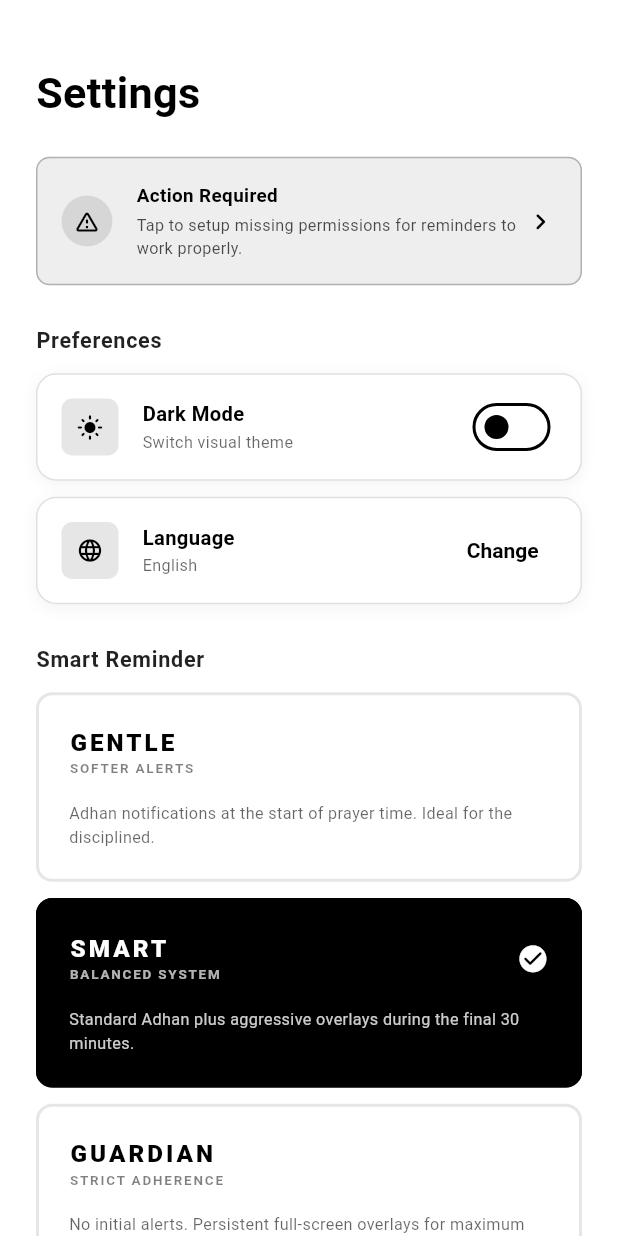
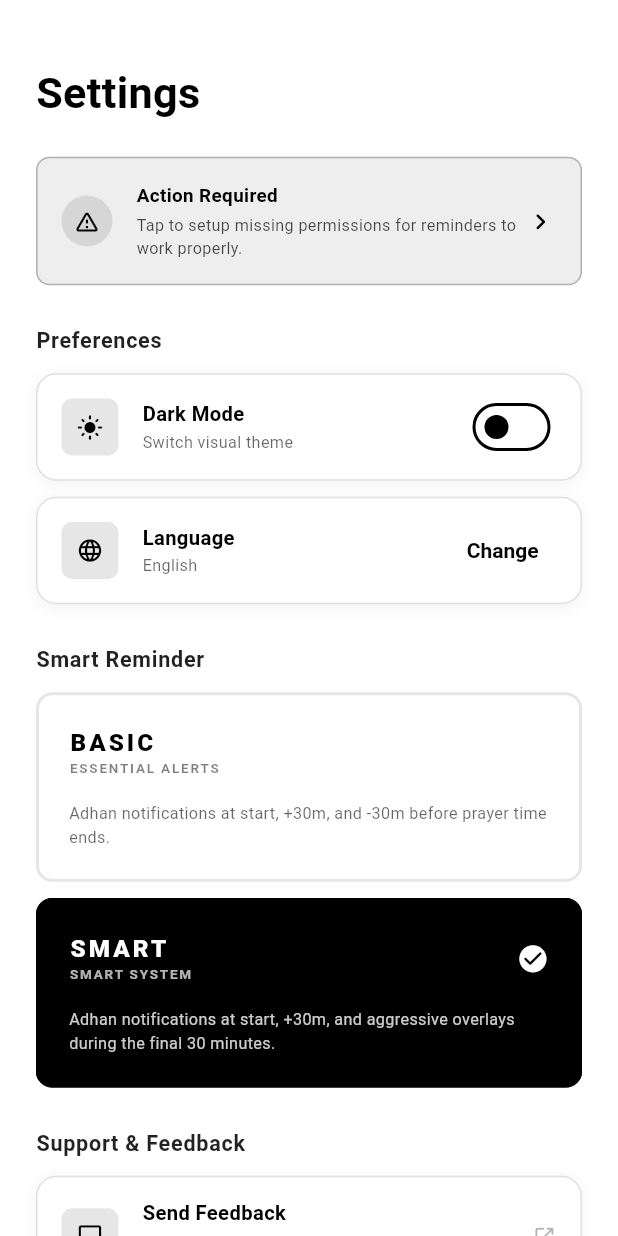
Before and after one commit to allam1768/solat, a Flutter app: the SettingsScreen screen opened directly, on a phone screen of 412 x 824 dp. Run offline on Flutter 3.47's test engine with Material 3 defaults, Android fonts, the phone set to English and light mode, and no system bars; our stand-ins replace adhan, awesome_notifications, device_info_plus, flutter_compass, flutter_screenutil, flutter_svg and 7 more; missing offline and left inert: flutter_overlay_window; accounts and stored records are empty.

Commit message:
feat: offline auto-detect prayer times and refine reminder modes

```diff
--- a/solat/lib/core/localization/app_translations.dart
+++ b/solat/lib/core/localization/app_translations.dart
@@ -15,15 +15,12 @@ class AppTranslations extends Translations {
           'setup_permissions': 'Tap to setup missing permissions for reminders to work properly.',
 
           // Profiles
-          'gentle': 'GENTLE',
-          'softer_alerts': 'SOFTER ALERTS',
-          'gentle_desc': 'Adhan notifications at the start of prayer time. Ideal for the disciplined.',
+          'basic': 'BASIC',
+          'basic_subtitle': 'ESSENTIAL ALERTS',
+          'basic_desc': 'Adhan notifications at start, +30m, and -30m before prayer time ends.',
           'smart': 'SMART',
-          'balanced_system': 'BALANCED SYSTEM',
-          'smart_desc': 'Standard Adhan plus aggressive overlays during the final 30 minutes.',
-          'guardian': 'GUARDIAN',
-          'strict_adherence': 'STRICT ADHERENCE',
-          'guardian_desc': 'No initial alerts. Persistent full-screen overlays for maximum priority.',
+          'balanced_system': 'SMART SYSTEM',
+          'smart_desc': 'Adhan notifications at start, +30m, and aggressive overlays during the final 30 minutes.',
           'recommended': 'RECOMMENDED',
 
           // Home
@@ -80,15 +77,12 @@ class AppTranslations extends Translations {
           'setup_permissions': 'Ketuk untuk mengatur izin yang kurang agar pengingat berjalan lancar.',
 
           // Profiles
-          'gentle': 'GENTLE',
-          'softer_alerts': 'PENGINGAT HALUS',
-          'gentle_desc': 'Notifikasi Adzan di awal waktu sholat. Cocok untuk yang sudah disiplin.',
+          'basic': 'BASIC',
+          'basic_subtitle': 'PENGINGAT DASAR',
+          'basic_desc': 'Notifikasi di awal waktu, +30 menit, dan -30 menit sebelum waktu habis.',
           'smart': 'SMART',
-          'balanced_system': 'SISTEM SEIMBANG',
-          'smart_desc': 'Adzan standar ditambah overlay agresif di 30 menit terakhir.',
-          'guardian': 'GUARDIAN',
-          'strict_adherence': 'KEPATUHAN KETAT',
-          'guardian_desc': 'Tanpa notifikasi awal. Overlay layar penuh persisten untuk prioritas maksimal.',
+          'balanced_system': 'SISTEM PINTAR',
+          'smart_desc': 'Notifikasi di awal waktu, +30 menit, dan overlay agresif di 30 menit terakhir.',
           'recommended': 'REKOMENDASI',
 
           // Home
--- a/solat/lib/page/home/home_controller.dart
+++ b/solat/lib/page/home/home_controller.dart
@@ -38,6 +38,7 @@ class HomeController extends GetxController with WidgetsBindingObserver {
 
   double? latitude;
   double? longitude;
+  String? isoCountryCode;
 
   Timer? _timer;
 
@@ -96,6 +97,7 @@ class HomeController extends GetxController with WidgetsBindingObserver {
 
     latitude = result.latitude;
     longitude = result.longitude;
+    isoCountryCode = result.isoCountryCode;
     isLoadingLocation.value = false;
 
     await _fetchPrayerTimes();
@@ -141,7 +143,7 @@ class HomeController extends GetxController with WidgetsBindingObserver {
 
     isLoadingPrayer.value = true;
     final model =
-        await _prayerTimeService.fetchPrayerTimes(latitude!, longitude!);
+        await _prayerTimeService.fetchPrayerTimes(latitude!, longitude!, isoCountryCode: isoCountryCode);
 
     fajrTime.value = model.fajr;
     sunriseTime.value = model.sunrise;
@@ -168,6 +170,7 @@ class HomeController extends GetxController with WidgetsBindingObserver {
     try {
       await _notificationService.schedulePrayerNotifications(
         fajrTime: fajrTime.value,
+        sunriseTime: sunriseTime.value,
         dhuhrTime: dhuhrTime.value,
         asrTime: asrTime.value,
         maghribTime: maghribTime.value,
--- a/solat/lib/page/settings/settings_controller.dart
+++ b/solat/lib/page/settings/settings_controller.dart
@@ -117,9 +117,8 @@ class SettingsController extends GetxController {
       debugPrint('HomeController not found: $e');
     }
 
-    String profileName = 'Smart';
-    if (index == 0) profileName = 'Gentle';
-    if (index == 2) profileName = 'Guardian';
+    String profileName = 'Basic';
+    if (index == 1) profileName = 'Smart';
 
     showToast('$profileName mode activated');
   }
--- a/solat/lib/page/settings/settings_screen.dart
+++ b/solat/lib/page/settings/settings_screen.dart
@@ -261,9 +261,9 @@ class SettingsScreen extends GetView<SettingsController> {
       children: [
         _buildProfileCard(
           index: 0,
-          title: 'gentle'.tr,
-          subtitle: 'softer_alerts'.tr,
-          description: 'gentle_desc'.tr,
+          title: 'basic'.tr,
+          subtitle: 'basic_subtitle'.tr,
+          description: 'basic_desc'.tr,
           isDark: isDark,
         ),
         SizedBox(height: 12.h),
@@ -273,14 +273,6 @@ class SettingsScreen extends GetView<SettingsController> {
           subtitle: 'balanced_system'.tr,
           description: 'smart_desc'.tr,
           isRecommended: true,
-          isDark: isDark,
-        ),
-        SizedBox(height: 12.h),
-        _buildProfileCard(
-          index: 2,
-          title: 'guardian'.tr,
-          subtitle: 'strict_adherence'.tr,
-          description: 'guardian_desc'.tr,
           isDark: isDark,
         ),
       ],
--- a/solat/pubspec.yaml
+++ b/solat/pubspec.yaml
@@ -27,6 +27,7 @@ dependencies:
   vibration: ^3.1.5
   device_info_plus: ^13.0.0
   url_launcher: ^6.3.0
+  adhan: ^2.0.0+1
 
 dev_dependencies:
   flutter_test:
```
Also changed, not shown: solat/lib/models/prayer_time_model.dart (+18 -0 lines), solat/lib/service/location_service.dart (+6 -1 lines), solat/lib/service/notification_service.dart (+74 -47 lines), solat/lib/service/prayer_time_service.dart (+55 -30 lines), solat/assets/icons/logo_foreground.png, solat/assets/icons/logo_legacy.png, solat/pubspec.lock, 32 other files.
